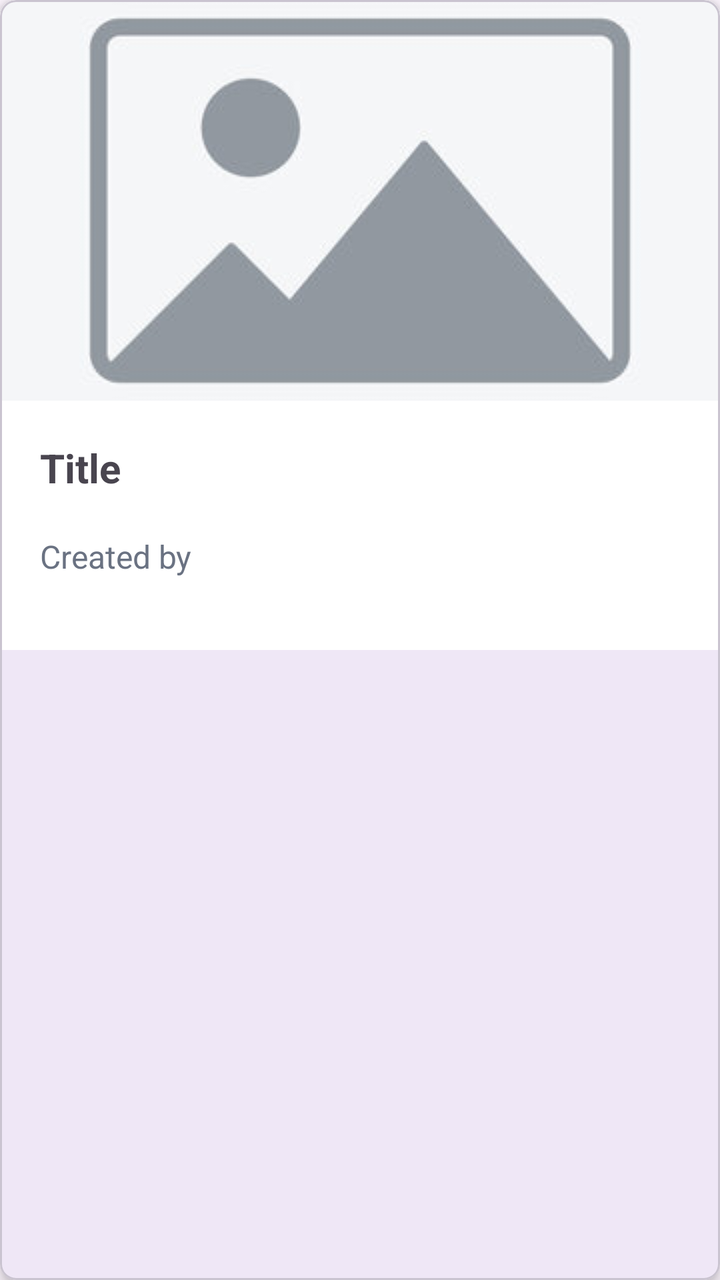
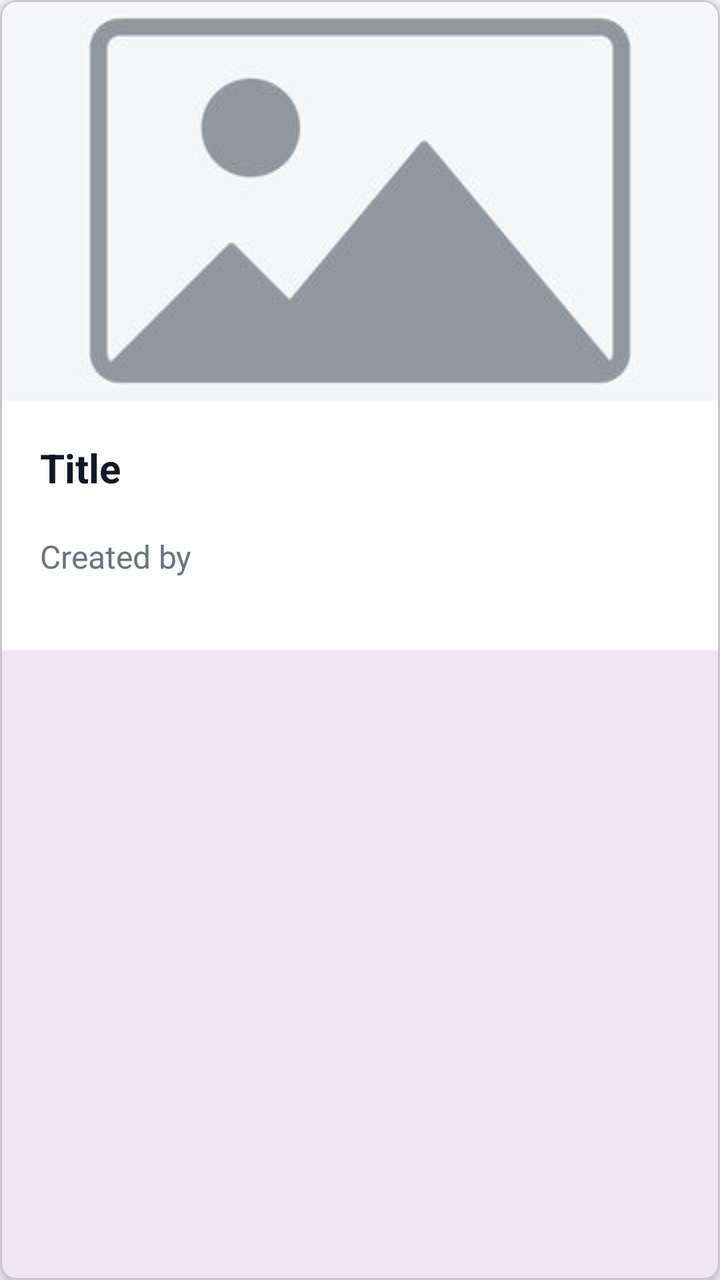

An Android layout rendered at two revisions. The XML below is the earlier revision; the diff shows what the commit changed to produce the second picture.
<!-- AndroidManifest.xml: application theme Theme.Plateful -->
<!-- res/layout/recipe_row_layout.xml -->
<?xml version="1.0" encoding="utf-8"?>
<com.google.android.material.card.MaterialCardView xmlns:android="http://schemas.android.com/apk/res/android"
    xmlns:app="http://schemas.android.com/apk/res-auto"
    android:layout_width="match_parent"
    android:layout_height="wrap_content"
    android:layout_margin="8dp"
    app:cardCornerRadius="8dp"
    app:cardElevation="4dp">

    <androidx.constraintlayout.widget.ConstraintLayout
        android:layout_width="match_parent"
        android:layout_height="wrap_content"
        android:background="@color/white"
        android:paddingBottom="16dp">

        <com.google.android.material.imageview.ShapeableImageView
            android:id="@+id/recipe_image_view"
            android:layout_width="0dp"
            android:layout_height="200dp"
            android:layout_marginBottom="4dp"
            android:contentDescription="@string/title"
            android:scaleType="centerCrop"
            app:layout_constraintBottom_toBottomOf="parent"
            app:layout_constraintEnd_toEndOf="parent"
            app:layout_constraintHorizontal_bias="0.0"
            app:layout_constraintStart_toStartOf="parent"
            app:layout_constraintTop_toTopOf="parent"
            app:layout_constraintVertical_bias="0.003"
            app:srcCompat="@drawable/image_placeholder" />

        <com.google.android.material.textview.MaterialTextView
            android:id="@+id/recipe_title_text_view"
            android:layout_width="0dp"
            android:layout_height="wrap_content"
            android:layout_marginStart="20dp"
            android:layout_marginTop="20dp"
            android:text="@string/title"
            android:textSize="20sp"
            android:textStyle="bold"
            app:layout_constraintStart_toStartOf="parent"
            app:layout_constraintTop_toBottomOf="@+id/recipe_image_view" />

        <com.google.android.material.textview.MaterialTextView
            android:id="@+id/recipe_creator_text_view"
            android:layout_width="wrap_content"
            android:layout_height="wrap_content"
            android:layout_marginTop="20dp"
            android:layout_marginBottom="20dp"
            android:text="@string/created_by"
            android:textSize="16sp"
            android:textColor="@color/lightGray"
            app:layout_constraintBottom_toBottomOf="parent"
            app:layout_constraintStart_toStartOf="@+id/recipe_title_text_view"
            app:layout_constraintTop_toBottomOf="@+id/recipe_title_text_view" />

    </androidx.constraintlayout.widget.ConstraintLayout>

</com.google.android.material.card.MaterialCardView>
<!-- resources referenced by this layout -->
<resources>
  <color name="lightGray">#6a7282</color>
  <color name="white">#FFFFFFFF</color>
  <!-- drawable image_placeholder: jpg bitmap (drawable, 10448 bytes) -->
  <string name="created_by">Created by</string>
  <string name="title">Title</string>
  <style name="Theme.Plateful" parent="Base.Theme.Plateful" />
  <style name="Base.Theme.Plateful" parent="Theme.Material3.DayNight.NoActionBar">
          
          
      </style>
</resources>

<!-- the commit's change to res/layout/recipe_row_layout.xml (unified diff, before → after) -->
@@ -35,6 +35,7 @@
             android:layout_marginStart="20dp"
             android:layout_marginTop="20dp"
             android:text="@string/title"
+            android:textColor="@color/black"
             android:textSize="20sp"
             android:textStyle="bold"
             app:layout_constraintStart_toStartOf="parent"
@@ -48,7 +49,7 @@
             android:layout_marginBottom="20dp"
             android:text="@string/created_by"
             android:textSize="16sp"
-            android:textColor="@color/lightGray"
+            android:textColor="@color/midGray"
             app:layout_constraintBottom_toBottomOf="parent"
             app:layout_constraintStart_toStartOf="@+id/recipe_title_text_view"
             app:layout_constraintTop_toBottomOf="@+id/recipe_title_text_view" />
<!-- resource entries referenced after the edit -->
@@ -1,6 +1,7 @@
 <!-- resources referenced by this layout -->
 <resources>
-  <color name="lightGray">#6a7282</color>
+  <color name="black">#101828</color>
+  <color name="midGray">#6a7282</color>
   <color name="white">#FFFFFFFF</color>
   <!-- drawable image_placeholder: jpg bitmap (drawable, 10448 bytes) -->
   <string name="created_by">Created by</string>
